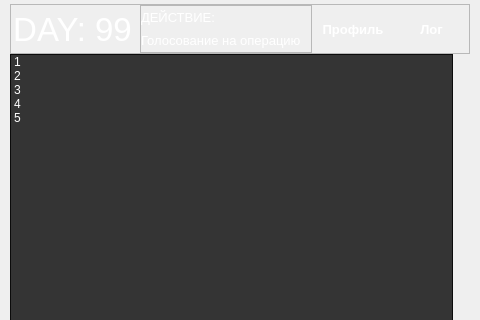
This is QtTestClient/mainwindow.ui in kihaseet/Alien as Qt 5 draws it before an edit; both pictures show x 0 to 480 and y 0 to 320 of the 480 by 640 pixel window. The edited form follows.
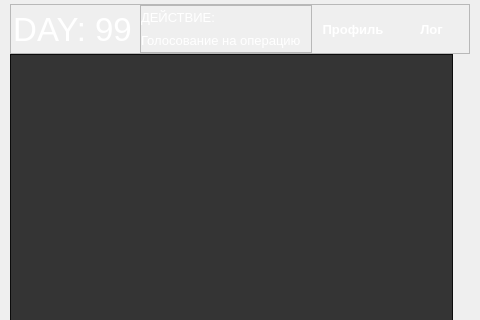
This is the edited form. The open tabs and pages were chosen to show the change. Icons and pictures are not drawn. Custom widgets are drawn as their Qt base class.

The edit to the form file:
```diff
--- a/QtTestClient/mainwindow.ui
+++ b/QtTestClient/mainwindow.ui
@@ -621,31 +621,6 @@
                 <property name="defaultDropAction">
                  <enum>Qt::MoveAction</enum>
                 </property>
-                <item>
-                 <property name="text">
-                  <string>1</string>
-                 </property>
-                </item>
-                <item>
-                 <property name="text">
-                  <string>2</string>
-                 </property>
-                </item>
-                <item>
-                 <property name="text">
-                  <string>3</string>
-                 </property>
-                </item>
-                <item>
-                 <property name="text">
-                  <string>4</string>
-                 </property>
-                </item>
-                <item>
-                 <property name="text">
-                  <string>5</string>
-                 </property>
-                </item>
                </widget>
               </item>
               <item>
```
Left out of the diff: 2 changed lines with no effect on the pictures.
